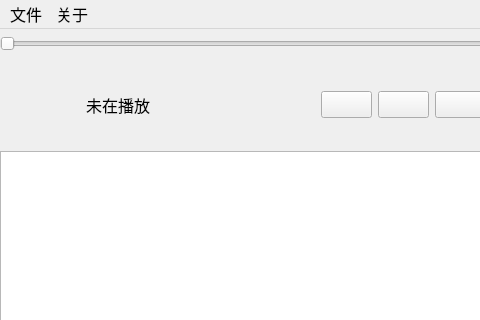
25programmingpractice/whatever, file mainwindow.ui: the form before one commit; both pictures show x 0 to 480 and y 0 to 320 of the 921 by 565 pixel window.
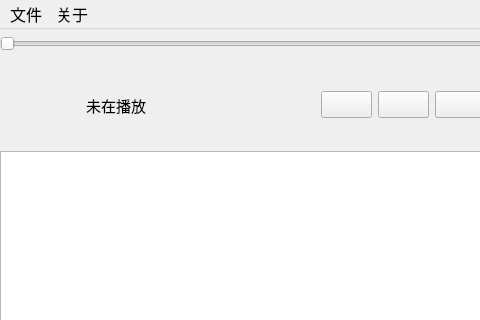
The form after the commit. Icons and pictures are not drawn.

The edit to the form file:
```diff
--- a/mainwindow.ui
+++ b/mainwindow.ui
@@ -148,6 +148,11 @@
            <height>16777215</height>
           </size>
          </property>
+         <property name="font">
+          <font>
+           <pointsize>11</pointsize>
+          </font>
+         </property>
          <property name="toolTip">
           <string>歌曲信息</string>
          </property>
```
